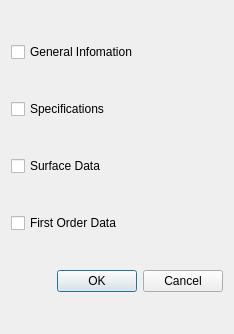
Qt form geopter/gui/AnalysisDlg/PrescriptionDlg.ui (heterophyllus/Geopter) before a commit.
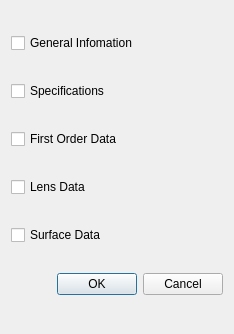
The same form after that commit.

What changed in the file:
```diff
--- a/geopter/gui/AnalysisDlg/PrescriptionDlg.ui
+++ b/geopter/gui/AnalysisDlg/PrescriptionDlg.ui
@@ -28,13 +28,6 @@
      </property>
     </widget>
    </item>
-   <item>
-    <widget class="QCheckBox" name="surfaceDataCheck">
-     <property name="text">
-      <string>Surface Data</string>
-     </property>
-    </widget>
-   </item>
    <item>
     <widget class="QCheckBox" name="firstOrderDataCheck">
      <property name="text">
@@ -42,6 +35,20 @@
      </property>
     </widget>
    </item>
+   <item>
+    <widget class="QCheckBox" name="lensDataCheck">
+     <property name="text">
+      <string>Lens Data</string>
+     </property>
+    </widget>
+   </item>
+   <item>
+    <widget class="QCheckBox" name="surfaceDataCheck">
+     <property name="text">
+      <string>Surface Data</string>
+     </property>
+    </widget>
+   </item>
    <item>
     <widget class="QDialogButtonBox" name="buttonBox">
      <property name="orientation">
```
